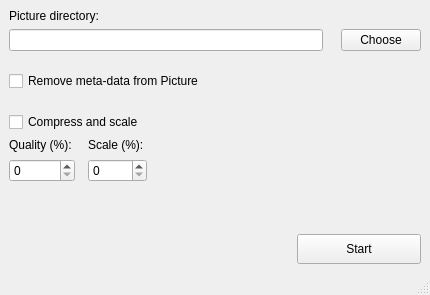
First picture: the form in src/mainwindow.ui, repository pagaco-swita/SimplePictureTool, before the edit.
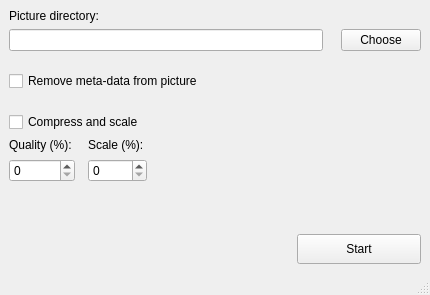
Second picture: the form after the edit.

What changed in the file:
```diff
--- a/src/mainwindow.ui
+++ b/src/mainwindow.ui
@@ -51,7 +51,7 @@
       <item>
        <widget class="QCheckBox" name="checkBox">
         <property name="text">
-         <string>Remove meta-data from Picture</string>
+         <string>Remove meta-data from picture</string>
         </property>
        </widget>
       </item>
```
